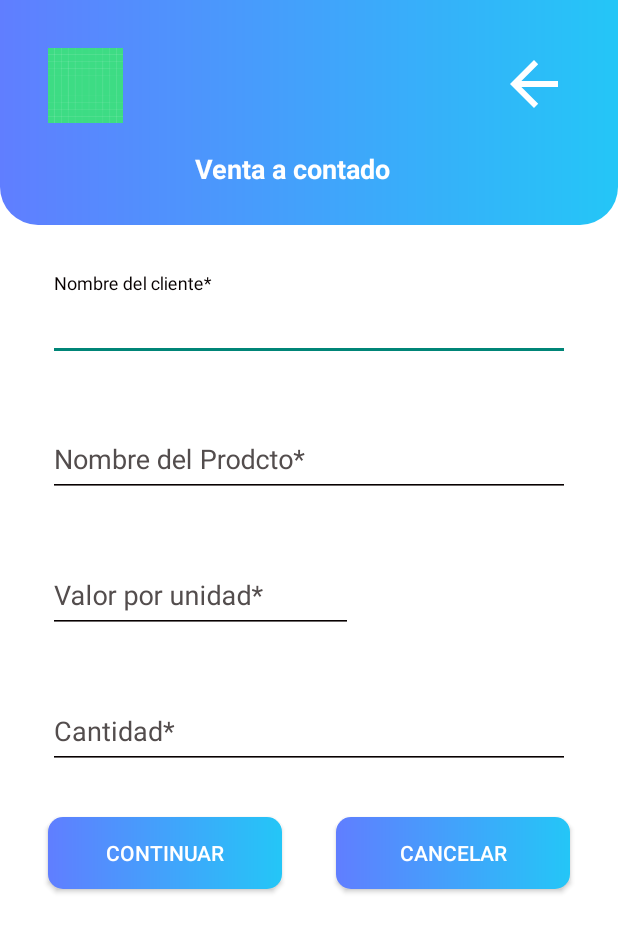
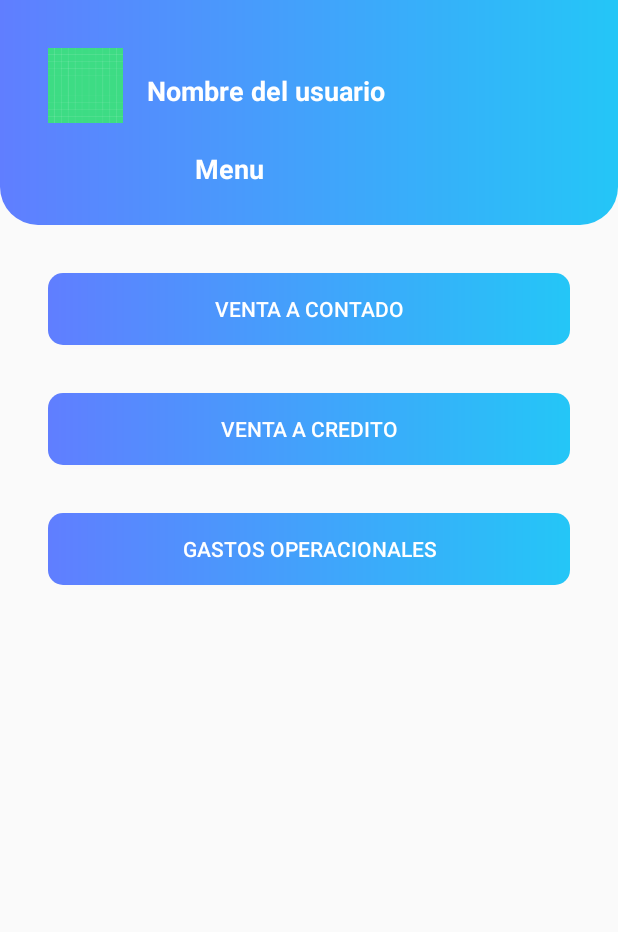
Before and after one commit to Kent-Probe/AppBastos, an Android app: the screen it shows after launch (CashSale before the commit, MainMenu after it), after a tap on "INGRESAR", on a phone screen of 412 x 824 dp. Shown: the top 932 px of the screen. Run offline under Robolectric (Android 15) with nearby library versions, the phone set to English and light mode, and no system bars.

Commit message:
Main_Menu

```diff
--- a/app/src/main/AndroidManifest.xml
+++ b/app/src/main/AndroidManifest.xml
@@ -12,6 +12,13 @@
         android:supportsRtl="true"
         android:theme="@style/Theme.AppCompat.Light.NoActionBar"
         tools:targetApi="31">
+        <activity
+            android:name=".MainMenu"
+            android:exported="false">
+            <meta-data
+                android:name="android.app.lib_name"
+                android:value="" />
+        </activity>
         <activity
             android:name=".CashSale"
             android:exported="false">
--- a/app/src/main/java/com/kent/appbastos/MainActivity.kt
+++ b/app/src/main/java/com/kent/appbastos/MainActivity.kt
@@ -3,6 +3,7 @@ package com.kent.appbastos
 import android.content.Intent
 import android.os.Bundle
 import android.view.View
+import android.widget.Button
 import android.widget.EditText
 import androidx.appcompat.app.AppCompatActivity
 
@@ -13,8 +14,17 @@ class MainActivity : AppCompatActivity() {
     override fun onCreate(savedInstanceState: Bundle?) {
         super.onCreate(savedInstanceState)
         setContentView(R.layout.activity_main)
+
+        val btn: Button = findViewById(R.id.btnLogin)
+        btn.setOnClickListener{
+            val intent: Intent = Intent(this, MainMenu:: class.java)
+            startActivity(intent)
+        }
+
     }
 
+
+/*
     fun openScreen(view: View){
         val editText = findViewById<EditText>(R.id.txtName)
         val message = editText.text.toString()
@@ -23,5 +33,6 @@ class MainActivity : AppCompatActivity() {
         }
         startActivity(intent)
     }
+    */
 
 }
--- /dev/null
+++ b/app/src/main/java/com/kent/appbastos/MainMenu.kt
@@ -0,0 +1,19 @@
+package com.kent.appbastos
+
+import android.content.Intent
+import androidx.appcompat.app.AppCompatActivity
+import android.os.Bundle
+import android.widget.Button
+
+class MainMenu : AppCompatActivity() {
+    override fun onCreate(savedInstanceState: Bundle?) {
+        super.onCreate(savedInstanceState)
+        setContentView(R.layout.activity_main_menu)
+
+        val btn:Button = findViewById(R.id.btnCashSale)
+        btn.setOnClickListener {
+            val intent: Intent = Intent(this, CashSale:: class.java)
+            startActivity(intent)
+        }
+    }
+}
--- a/app/src/main/res/layout/activity_main.xml
+++ b/app/src/main/res/layout/activity_main.xml
@@ -65,6 +65,6 @@
         app:layout_constraintEnd_toEndOf="parent"
         app:layout_constraintStart_toStartOf="parent"
         app:layout_constraintTop_toBottomOf="@+id/txtName"
-        android:onClick="openScreen"/>
+        />
 
 </androidx.constraintlayout.widget.ConstraintLayout>
--- /dev/null
+++ b/app/src/main/res/layout/activity_main_menu.xml
@@ -0,0 +1,103 @@
+<?xml version="1.0" encoding="utf-8"?>
+<androidx.constraintlayout.widget.ConstraintLayout xmlns:android="http://schemas.android.com/apk/res/android"
+    xmlns:app="http://schemas.android.com/apk/res-auto"
+    xmlns:tools="http://schemas.android.com/tools"
+    android:layout_width="match_parent"
+    android:layout_height="match_parent"
+    tools:context=".MainMenu">
+
+
+
+    <ImageView
+        android:id="@+id/gradiantHome"
+        android:layout_width="match_parent"
+        android:layout_height="150dp"
+        android:contentDescription="@string/descGradiant"
+        app:layout_constraintEnd_toEndOf="parent"
+        app:layout_constraintHorizontal_bias="1.0"
+        app:layout_constraintStart_toStartOf="parent"
+        app:layout_constraintTop_toTopOf="parent"
+        app:srcCompat="@drawable/border_gradiant" />
+
+    <TextView
+        android:id="@+id/txtNameScreen"
+        android:layout_width="wrap_content"
+        android:layout_height="wrap_content"
+        android:layout_marginStart="130dp"
+        android:layout_marginTop="100dp"
+        android:text="@string/txtMenu"
+        android:textAppearance="@style/TextAppearance.AppCompat.Small"
+        android:textColor="@color/white"
+        android:textSize="18sp"
+        android:textStyle="bold"
+        app:layout_constraintStart_toStartOf="parent"
+        app:layout_constraintTop_toTopOf="@+id/gradiantHome" />
+
+    <TextView
+        android:id="@+id/txtUserName"
+        android:layout_width="wrap_content"
+        android:layout_height="wrap_content"
+        android:layout_marginStart="16dp"
+        android:layout_marginTop="48dp"
+        android:text="@string/txtUserName"
+        android:textAppearance="@style/TextAppearance.AppCompat.Small"
+        android:textColor="@color/white"
+        android:textSize="18sp"
+        android:textStyle="bold"
+        app:layout_constraintStart_toEndOf="@+id/imgUser"
+        app:layout_constraintTop_toTopOf="@+id/gradiantHome" />
+
+    <ImageView
+        android:id="@+id/imgUser"
+        android:layout_width="50dp"
+        android:layout_height="50dp"
+        android:layout_marginStart="32dp"
+        android:layout_marginTop="32dp"
+        android:contentDescription="@string/descUserImage"
+        app:layout_constraintStart_toStartOf="parent"
+        app:layout_constraintTop_toTopOf="parent"
+        app:srcCompat="@drawable/ic_launcher_background" />
+
+    <Button
+        android:id="@+id/btnCashSale"
+        android:layout_width="match_parent"
+        android:layout_height="wrap_content"
+        android:layout_marginStart="32dp"
+        android:layout_marginTop="32dp"
+        android:layout_marginEnd="32dp"
+        android:background="@drawable/button_rounded"
+        android:text="@string/txtCashSale"
+        android:textColor="@color/white"
+        app:layout_constraintEnd_toEndOf="parent"
+        app:layout_constraintStart_toStartOf="@+id/gradiantHome"
+        app:layout_constraintTop_toBottomOf="@+id/gradiantHome"/>
+
+    <Button
+        android:id="@+id/txtCreditSale"
+        android:layout_width="match_parent"
+        android:layout_height="wrap_content"
+        android:layout_marginStart="32dp"
+        android:layout_marginTop="32dp"
+        android:layout_marginEnd="32dp"
+        android:background="@drawable/button_rounded"
+        android:text="@string/txtCreditSale"
+        android:textColor="@color/white"
+        app:layout_constraintEnd_toEndOf="parent"
+        app:layout_constraintStart_toStartOf="@+id/gradiantHome"
+        app:layout_constraintTop_toBottomOf="@+id/btnCashSale" />
+
+    <Button
+        android:id="@+id/btnOperationalExpenses"
+        android:layout_width="match_parent"
+        android:layout_height="wrap_content"
+        android:layout_marginStart="32dp"
+        android:layout_marginTop="32dp"
+        android:layout_marginEnd="32dp"
+        android:background="@drawable/button_rounded"
+        android:text="@string/txtOperationalExpenses"
+        android:textColor="@color/white"
+        app:layout_constraintEnd_toEndOf="parent"
+        app:layout_constraintStart_toStartOf="parent"
+        app:layout_constraintTop_toBottomOf="@+id/txtCreditSale" />
+
+</androidx.constraintlayout.widget.ConstraintLayout>
--- a/app/src/main/res/layout/cash_sale.xml
+++ b/app/src/main/res/layout/cash_sale.xml
@@ -1,7 +1,6 @@
 <?xml version="1.0" encoding="utf-8"?>
 <androidx.constraintlayout.widget.ConstraintLayout xmlns:android="http://schemas.android.com/apk/res/android"
     xmlns:app="http://schemas.android.com/apk/res-auto"
-    xmlns:tools="http://schemas.android.com/tools"
     android:layout_width="match_parent"
     android:layout_height="match_parent"
     android:background="@color/white">
@@ -88,7 +87,8 @@
             android:layout_width="match_parent"
             android:layout_height="48dp"
             android:backgroundTint="@color/lineHint"
-            android:textColorLink="#000000" />
+            android:textColorLink="#000000"
+            android:inputType="text"/>
 
     </com.google.android.material.textfield.TextInputLayout>
 
@@ -110,7 +110,8 @@
             android:layout_width="match_parent"
             android:layout_height="48dp"
             android:backgroundTint="@color/lineHint"
-            android:textColorLink="#000000" />
+            android:textColorLink="#000000"
+            android:inputType="text"/>
 
     </com.google.android.material.textfield.TextInputLayout>
 
@@ -132,7 +133,8 @@
             android:layout_width="203dp"
             android:layout_height="48dp"
             android:backgroundTint="@color/lineHint"
-            android:textColorLink="#000000" />
+            android:textColorLink="#000000"
+            android:inputType="number"/>
 
     </com.google.android.material.textfield.TextInputLayout>
 
@@ -154,7 +156,8 @@
             android:layout_width="match_parent"
             android:layout_height="48dp"
             android:backgroundTint="@color/lineHint"
-            android:textColorLink="#000000" />
+            android:textColorLink="#000000"
+            android:inputType="number"/>
 
     </com.google.android.material.textfield.TextInputLayout>
 
@@ -166,7 +169,6 @@
         android:layout_marginTop="32dp"
         android:layout_marginEnd="224dp"
         android:background="@drawable/button_rounded"
-        android:onClick="openScreen"
         android:text="@string/txtBtnContinue"
         android:textColor="@color/white"
         app:layout_constraintEnd_toEndOf="parent"
@@ -181,7 +183,6 @@
         android:layout_marginTop="32dp"
         android:layout_marginEnd="32dp"
         android:background="@drawable/button_rounded"
-        android:onClick="openScreen"
         android:text="@string/txtBtnCancel"
         android:textColor="@color/white"
         app:layout_constraintEnd_toEndOf="parent"
--- a/app/src/main/res/values/strings.xml
+++ b/app/src/main/res/values/strings.xml
@@ -2,23 +2,40 @@
     <string name="app_name">AppBastos</string>
 
     <!-- Textos en campos -->
+    <string name="txtUserName">Nombre del usuario</string>
     <string name="txtName">Nombre</string>
     <string name="txtNameClient">Nombre del cliente*</string>
     <string name="txtNameProduct">Nombre del Prodcto*</string>
     <string name="txtValue">Valor por unidad*</string>
     <string name="txtType">Tipo*</string>
     <string name="txtAmount">Cantidad*</string>
+    <string name="txtValueOperational">Valor*</string>
+    <string name="txtDescription" >Descripcion*</string>
+    <string name="txtTypeOperational">Tipo de operacion</string>
 
     <!-- Topics of Screen-->
     <string name="txtCashSale">Venta a contado</string>
+    <string name="txtMenu">Menu</string>
+    <string name="txtCreditSale">Venta a credito</string>
+    <string name="txtMoneyInstallments">Cuotas de pago</string>
+    <string name="txtAddRemarks">Agregar comentarios</string>
+    <string name="txtShare">Compartir</string>
+    <string name="txtProfile">Perfil</string>
+    <string name="txtOperationalExpenses">Gastos operacionales</string>
+    <string name="txtTelClient">Numero del cliente</string>
+    <string name="txtDebt">Deuda</string>
+    <string name="txtPayment">Pago</string>
+    <string name="txtRemarks">Comentarios</string>
 
-    <!-- texts-->
-    <string name="txtUserName">Nombre del usuario</string>
+
 
     <!-- texts in buttons -->
     <string name="txtBtnLogin">Ingresar</string>
     <string name="txtBtnContinue">Continuar</string>
     <string name="txtBtnCancel">Cancelar</string>
+    <string name="txtBtnShare">Enviar</string>
+    <string name="txtBtnPrintOut">Imprimir</string>
+    <string name="txtBtnBackHome">Regresar</string>
 
     <!-- Description of images -->
     <string name="descLogo">Logo de la aplicacion de AppBastos</string>
@@ -29,7 +46,6 @@
     <string name="descBtnBack">Boton que al presionar cuelve a la pantalla anterior</string>
 
     <string name="descListValue">Lista de tipos de valores permitidos</string>
-
 
 
     <string name="select">Select</string>
```
